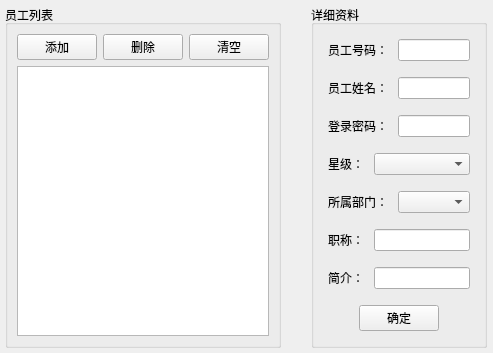
ffjiangMr/Qt, file QueueConfigurator/TagPage/EmployeeSetting/qqueueemployeesetting.ui: the form before one commit.
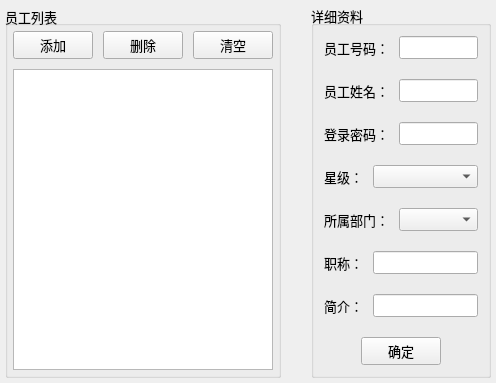
The form after the commit. Custom widgets are drawn as their Qt base class.

Diff of the .ui file:
```diff
--- a/QueueConfigurator/TagPage/EmployeeSetting/qqueueemployeesetting.ui
+++ b/QueueConfigurator/TagPage/EmployeeSetting/qqueueemployeesetting.ui
@@ -31,10 +31,33 @@
    </property>
    <item>
     <widget class="QGroupBox" name="groupBox_9">
+     <property name="font">
+      <font>
+       <pointsize>10</pointsize>
+      </font>
+     </property>
      <property name="title">
       <string>员工列表</string>
      </property>
+     <property name="alignment">
+      <set>Qt::AlignLeading|Qt::AlignLeft|Qt::AlignVCenter</set>
+     </property>
      <layout class="QVBoxLayout" name="verticalLayout_13">
+      <property name="spacing">
+       <number>10</number>
+      </property>
+      <property name="leftMargin">
+       <number>5</number>
+      </property>
+      <property name="topMargin">
+       <number>5</number>
+      </property>
+      <property name="rightMargin">
+       <number>5</number>
+      </property>
+      <property name="bottomMargin">
+       <number>5</number>
+      </property>
       <item>
        <layout class="QHBoxLayout" name="horizontalLayout_20">
         <item>
@@ -68,10 +91,30 @@
    </item>
    <item>
     <widget class="QGroupBox" name="groupBox">
+     <property name="font">
+      <font>
+       <pointsize>10</pointsize>
+      </font>
+     </property>
      <property name="title">
       <string>详细资料</string>
      </property>
      <layout class="QVBoxLayout" name="verticalLayout">
+      <property name="spacing">
+       <number>10</number>
+      </property>
+      <property name="leftMargin">
+       <number>5</number>
+      </property>
+      <property name="topMargin">
+       <number>5</number>
+      </property>
+      <property name="rightMargin">
+       <number>5</number>
+      </property>
+      <property name="bottomMargin">
+       <number>5</number>
+      </property>
       <item>
        <layout class="QHBoxLayout" name="horizontalLayout_2" stretch="1,5">
         <property name="spacing">
```
